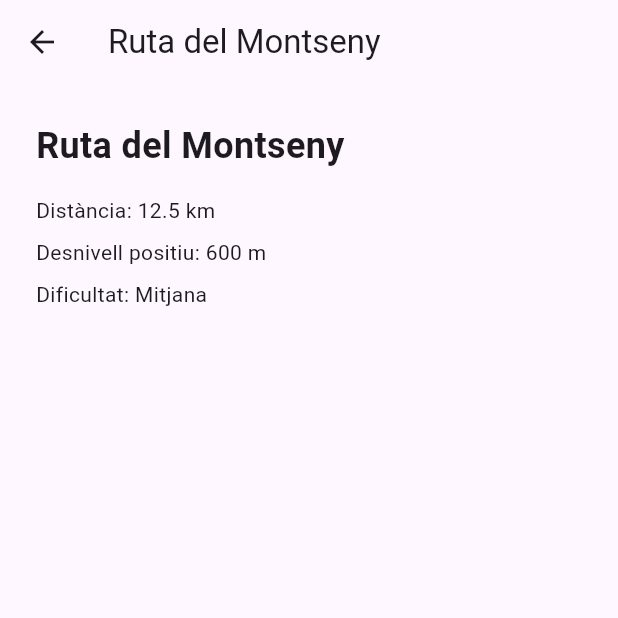
After one commit to Sergio-tcm/tfg-rutes-senderisme, a Flutter app: the RoutesScreen screen opened directly, after a tap on "Ruta del Montseny", on a phone screen of 412 x 824 dp, the top half of it. The commit adds this screen. Run offline on Flutter 3.47's test engine with Material 3 defaults, Android fonts, the phone set to English and light mode, and no system bars.

Commit message:
Add route detail screen and navigation with data passing

```diff
--- /dev/null
+++ b/app/lib/screens/route_detail_screen.dart
@@ -0,0 +1,41 @@
+import 'package:flutter/material.dart';
+import '../models/route_model.dart';
+
+class RouteDetailScreen extends StatelessWidget {
+  final RouteModel route;
+
+  const RouteDetailScreen({
+    super.key,
+    required this.route,
+  });
+
+  @override
+  Widget build(BuildContext context) {
+    return Scaffold(
+      appBar: AppBar(
+        title: Text(route.name),
+      ),
+      body: Padding(
+        padding: const EdgeInsets.all(24.0),
+        child: Column(
+          crossAxisAlignment: CrossAxisAlignment.start,
+          children: [
+            Text(
+              route.name,
+              style: const TextStyle(
+                fontSize: 24,
+                fontWeight: FontWeight.bold,
+              ),
+            ),
+            const SizedBox(height: 16),
+            Text('Distància: ${route.distance} km'),
+            const SizedBox(height: 8),
+            Text('Desnivell positiu: ${route.elevation} m'),
+            const SizedBox(height: 8),
+            Text('Dificultat: ${route.difficulty}'),
+          ],
+        ),
+      ),
+    );
+  }
+}
--- a/app/lib/screens/routes_screen.dart
+++ b/app/lib/screens/routes_screen.dart
@@ -1,5 +1,6 @@
 import 'package:flutter/material.dart';
 import '../models/route_model.dart';
+import 'route_detail_screen.dart';
 
 class RoutesScreen extends StatelessWidget {
   const RoutesScreen({super.key});
@@ -28,9 +29,7 @@ class RoutesScreen extends StatelessWidget {
     ];
 
     return Scaffold(
-      appBar: AppBar(
-        title: const Text('Rutes disponibles'),
-      ),
+      appBar: AppBar(title: const Text('Rutes disponibles')),
       body: ListView.builder(
         itemCount: routes.length,
         itemBuilder: (context, index) {
@@ -38,10 +37,16 @@ class RoutesScreen extends StatelessWidget {
 
           return ListTile(
             title: Text(route.name),
-            subtitle: Text(
-              '${route.distance} km · ${route.difficulty}',
-            ),
+            subtitle: Text('${route.distance} km · ${route.difficulty}'),
             trailing: const Icon(Icons.arrow_forward_ios),
+            onTap: () {
+              Navigator.push(
+                context,
+                MaterialPageRoute(
+                  builder: (context) => RouteDetailScreen(route: route),
+                ),
+              );
+            },
           );
         },
       ),
```
